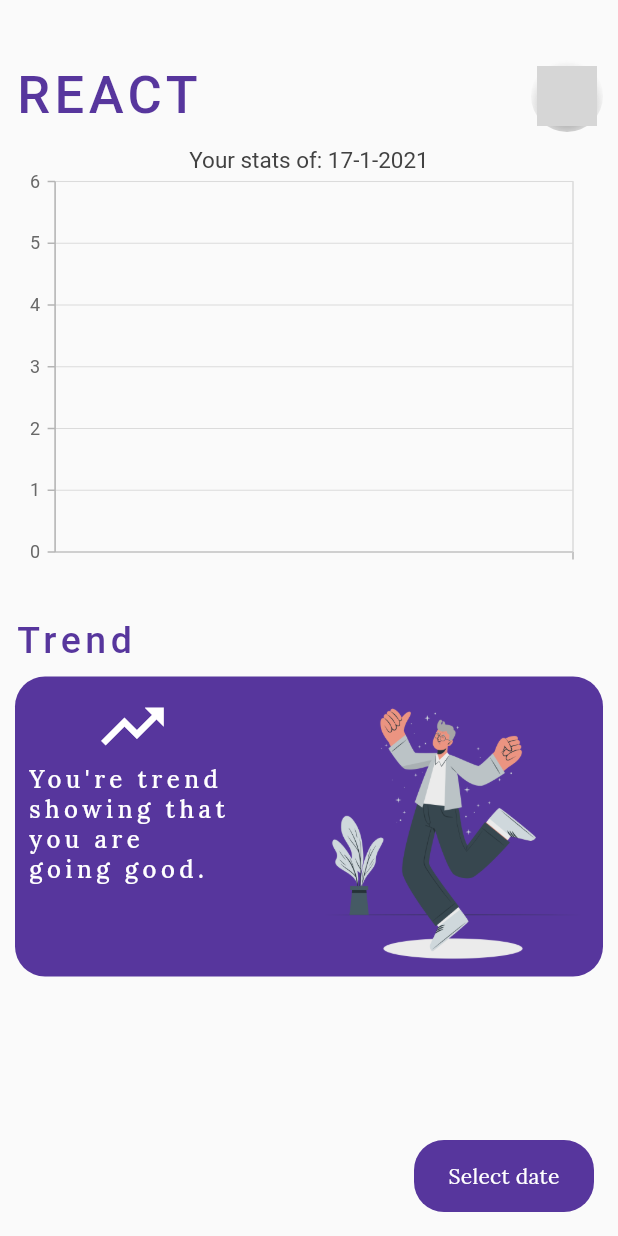
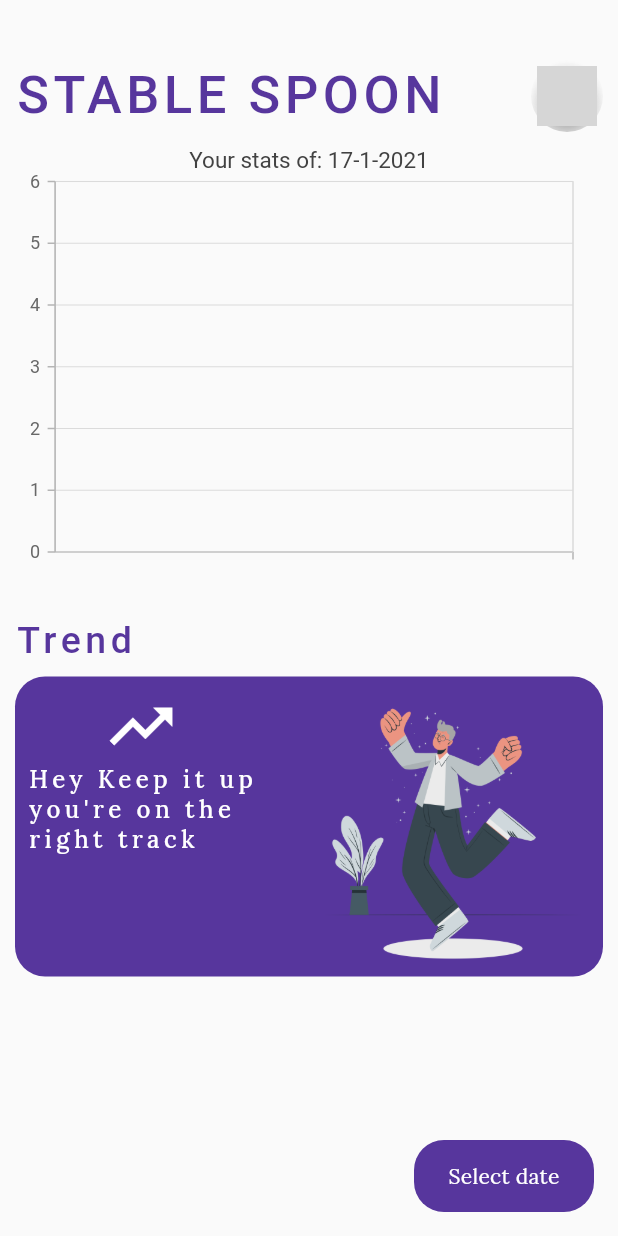
Before and after one commit to osamaasifoak/Stabilizing-Spoon, a Flutter app: the HomeScreen screen opened by its route, on a phone screen of 412 x 824 dp. Run offline on Flutter 3.47's test engine with Material 2 defaults, Android fonts, the phone set to English and light mode, and no system bars; our stand-ins replace file_picker, firebase_auth, firebase_core, firebase_database, firebase_storage, flutter_svg and 3 more; missing offline and left inert: owesome_validator; accounts and stored records are empty; network calls fail; grey boxes are pictures that could not be loaded.

Commit message:
app name changed

```diff
--- a/lib/constants/strings/string_constants.dart
+++ b/lib/constants/strings/string_constants.dart
@@ -1,5 +1,5 @@
 class StringConstant {
-  static const String react = "React";
+  static const String react = "Stable Spoon";
   static const String eatingPartner = "You're eating partner";
   static const String onboarding_1 =
       "Now don’t be sad about how to eat with your shaking hand.";
--- a/lib/main.dart
+++ b/lib/main.dart
@@ -68,7 +68,7 @@ class _SplashScreenState extends State<SplashScreen> {
               text: StringConstant.react.toUpperCase(),
               textAlign: TextAlign.center,
               textStyle: FontStyles.patuaOneCustomFonSizeAndWeight(
-                  fontSize: 80, color: ColorConstant.purple, letterSpacing: 3),
+                  fontSize: 35, color: ColorConstant.purple, letterSpacing: 3),
             ),
             TextComponent(
               text: StringConstant.eatingPartner,
--- a/lib/views/auth/forgotPassword.dart
+++ b/lib/views/auth/forgotPassword.dart
@@ -48,7 +48,7 @@ class _ForgotPasswordState extends State<ForgotPassword> {
                   text: StringConstant.react.toUpperCase(),
                   textAlign: TextAlign.center,
                   textStyle: FontStyles.patuaOneCustomFonSizeAndWeight(
-                      fontSize: 80,
+                      fontSize: 35,
                       color: ColorConstant.purple,
                       letterSpacing: 3),
                 ),
--- a/lib/views/auth/login.dart
+++ b/lib/views/auth/login.dart
@@ -54,7 +54,7 @@ class _LoginScreenState extends State<LoginScreen> {
                   text: StringConstant.react.toUpperCase(),
                   textAlign: TextAlign.center,
                   textStyle: FontStyles.patuaOneCustomFonSizeAndWeight(
-                      fontSize: 80,
+                      fontSize: 35,
                       color: ColorConstant.purple,
                       letterSpacing: 3),
                 ),
@@ -123,7 +123,8 @@ class _LoginScreenState extends State<LoginScreen> {
                             SharedPreferenceConstant.user,
                             res.user.email.toString());
                         Navigator.of(context).pushAndRemoveUntil(
-                            MaterialPageRoute(builder: (context) => HomeScreen()),
+                            MaterialPageRoute(
+                                builder: (context) => HomeScreen()),
                             (Route<dynamic> route) => false);
                       }
                     }
--- a/lib/views/home.dart
+++ b/lib/views/home.dart
@@ -212,8 +212,7 @@ class _HomeScreenState extends State<HomeScreen> {
                             size: 50,
                           ),
                           TextComponent(
-                            text:
-                                "You're trend \nshowing that \nyou are \ngoing good.",
+                            text: "Hey Keep it up\nyou're on the \nright track",
                             textAlign: TextAlign.left,
                             textStyle: FontStyles.loraCustomFonSizeAndWeight(
                                 fontSize: 16,
```
Also changed, not shown: lib/views/auth/signup.dart (+5 -5 lines), 2 other files.
